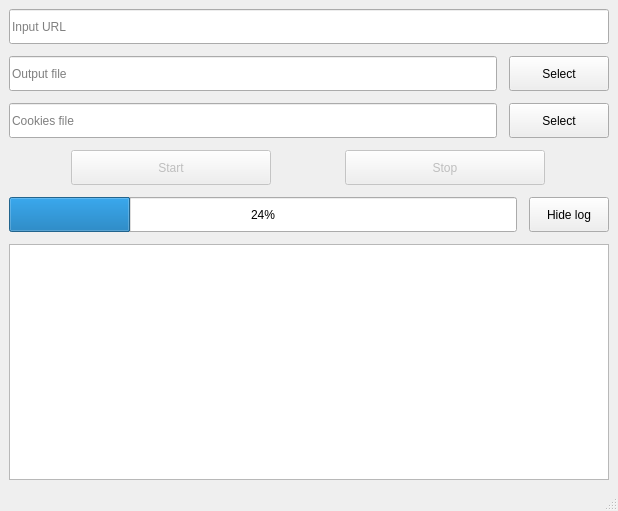
This is mainwindow.ui in AndreaTerenz/CiulaLezioni as Qt 5 draws it before an edit. The edited form follows.
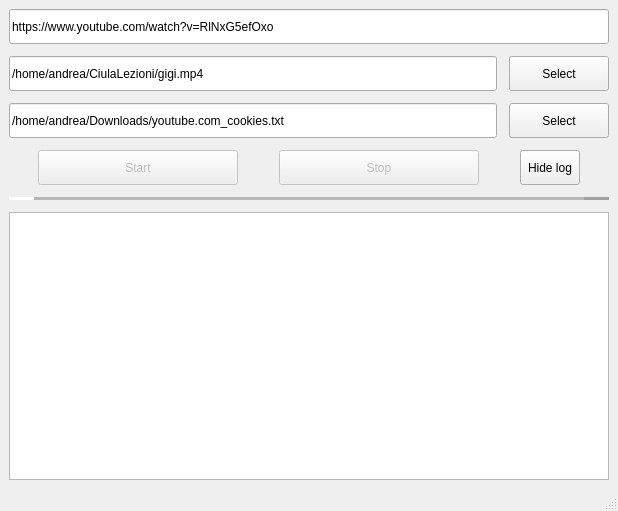
This is the edited form.

Commit message: Removed the progressbar because I have ZERO idea of how to make it work. RIP Also, I changed the font for the log text

The edit to the form file:
```diff
--- a/mainwindow.ui
+++ b/mainwindow.ui
@@ -6,7 +6,7 @@
    <rect>
     <x>0</x>
     <y>0</y>
-    <width>614</width>
+    <width>615</width>
     <height>511</height>
    </rect>
   </property>
@@ -46,7 +46,7 @@
            </size>
           </property>
           <property name="text">
-           <string/>
+           <string>https://www.youtube.com/watch?v=RlNxG5efOxo</string>
           </property>
           <property name="placeholderText">
            <string>Input URL</string>
@@ -81,7 +81,7 @@
            </size>
           </property>
           <property name="text">
-           <string/>
+           <string>/home/andrea/CiulaLezioni/gigi.mp4</string>
           </property>
           <property name="placeholderText">
            <string>Output file</string>
@@ -141,7 +141,7 @@
            </size>
           </property>
           <property name="text">
-           <string/>
+           <string>/home/andrea/Downloads/youtube.com_cookies.txt</string>
           </property>
           <property name="placeholderText">
            <string>Cookies file</string>
@@ -233,29 +233,6 @@
           </property>
          </widget>
         </item>
-       </layout>
-      </item>
-      <item>
-       <layout class="QHBoxLayout" name="progress_log_ctrl_layout">
-        <item>
-         <widget class="QProgressBar" name="progressBar">
-          <property name="sizePolicy">
-           <sizepolicy hsizetype="Expanding" vsizetype="Fixed">
-            <horstretch>0</horstretch>
-            <verstretch>0</verstretch>
-           </sizepolicy>
-          </property>
-          <property name="minimumSize">
-           <size>
-            <width>0</width>
-            <height>35</height>
-           </size>
-          </property>
-          <property name="value">
-           <number>24</number>
-          </property>
-         </widget>
-        </item>
         <item>
          <widget class="QPushButton" name="show_hide_log_btn">
           <property name="sizePolicy">
@@ -266,10 +243,16 @@
           </property>
           <property name="minimumSize">
            <size>
-            <width>0</width>
+            <width>35</width>
             <height>35</height>
            </size>
           </property>
+          <property name="maximumSize">
+           <size>
+            <width>60</width>
+            <height>16777215</height>
+           </size>
+          </property>
           <property name="text">
            <string>Hide log</string>
           </property>
@@ -277,6 +260,26 @@
         </item>
        </layout>
       </item>
+      <item>
+       <layout class="QHBoxLayout" name="progress_log_ctrl_layout">
+        <item>
+         <widget class="Line" name="line">
+          <property name="frameShadow">
+           <enum>QFrame::Raised</enum>
+          </property>
+          <property name="lineWidth">
+           <number>25</number>
+          </property>
+          <property name="midLineWidth">
+           <number>25</number>
+          </property>
+          <property name="orientation">
+           <enum>Qt::Horizontal</enum>
+          </property>
+         </widget>
+        </item>
+       </layout>
+      </item>
       <item>
        <widget class="QTextBrowser" name="output_log">
         <property name="minimumSize">
@@ -285,12 +288,15 @@
           <height>200</height>
          </size>
         </property>
+        <property name="styleSheet">
+         <string notr="true">font: 9pt &quot;Noto Sans Mono&quot;;</string>
+        </property>
         <property name="html">
          <string>&lt;!DOCTYPE HTML PUBLIC &quot;-//W3C//DTD HTML 4.0//EN&quot; &quot;http://www.w3.org/TR/REC-html40/strict.dtd&quot;&gt;
 &lt;html&gt;&lt;head&gt;&lt;meta name=&quot;qrichtext&quot; content=&quot;1&quot; /&gt;&lt;style type=&quot;text/css&quot;&gt;
 p, li { white-space: pre-wrap; }
-&lt;/style&gt;&lt;/head&gt;&lt;body style=&quot; font-family:'Cantarell'; font-size:10pt; font-weight:400; font-style:normal;&quot;&gt;
-&lt;p style=&quot;-qt-paragraph-type:empty; margin-top:0px; margin-bottom:0px; margin-left:0px; margin-right:0px; -qt-block-indent:0; text-indent:0px; font-family:'Lato'; font-size:11pt;&quot;&gt;&lt;br /&gt;&lt;/p&gt;&lt;/body&gt;&lt;/html&gt;</string>
+&lt;/style&gt;&lt;/head&gt;&lt;body style=&quot; font-family:'Noto Sans Mono'; font-size:9pt; font-weight:400; font-style:normal;&quot;&gt;
+&lt;p style=&quot;-qt-paragraph-type:empty; margin-top:0px; margin-bottom:0px; margin-left:0px; margin-right:0px; -qt-block-indent:0; text-indent:0px; font-family:'Cantarell'; font-size:10pt;&quot;&gt;&lt;br /&gt;&lt;/p&gt;&lt;/body&gt;&lt;/html&gt;</string>
         </property>
        </widget>
       </item>
```
Left out of the diff: 2 changed lines with no effect on the pictures. The commit also changes 4 other files.
